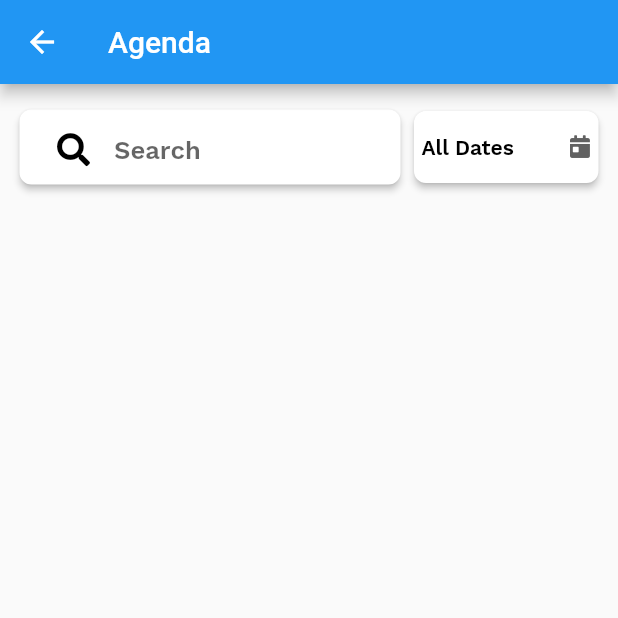
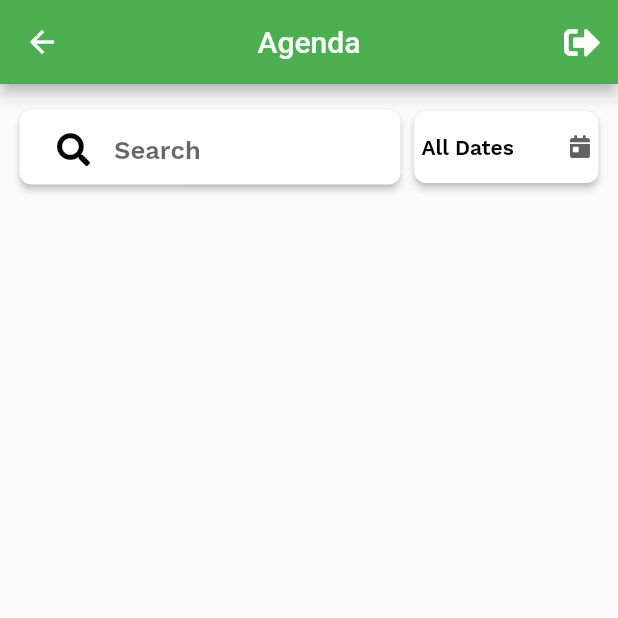
Before and after one commit to softeng-feup/open-cx-verdade-productions, a Flutter app: the Agenda screen opened directly, on a phone screen of 412 x 824 dp, the top half of it. Run offline on Flutter 3.47's test engine with Material 2 defaults, Android fonts, the phone set to English and light mode, and no system bars; our stand-ins replace cloud_firestore, firebase_auth, firebase_storage, flutter_spinkit, font_awesome_flutter, google_sign_in and 2 more; accounts and stored records are empty; project files that could hold a hidden picture were left out.

Commit message:
acho que está tudo resolvido

```diff
--- a/conferly/lib/models/user.dart
+++ b/conferly/lib/models/user.dart
@@ -5,5 +5,22 @@ class User {
   String description;
   String status;
   List<String> interests;
-  User({this.uid, this.email, this.name, this.description, this.status, this.interests});
+
+  User({
+    this.uid,
+    this.email,
+    this.name,
+    this.description,
+    this.status,
+    this.interests
+  });
+
+  User.defaultUser(String userUid, String userEmail, String userName) {
+    uid = userUid;
+    email = userEmail;
+    name = userName;
+    description = '';
+    status = 'Attendee';
+    interests = [];
+  }
 }
--- a/conferly/lib/screens/authenticate/login_register.dart
+++ b/conferly/lib/screens/authenticate/login_register.dart
@@ -2,6 +2,7 @@ import 'package:conferly/models/user.dart';
 import 'package:conferly/notifier/auth_notifier.dart';
 import 'package:conferly/services/auth.dart';
 import 'package:conferly/utils/snack_bar.dart';
+import 'package:conferly/widgets/loading.dart';
 import 'package:flutter/material.dart';
 import 'package:flutter/services.dart';
 import 'package:flutter_spinkit/flutter_spinkit.dart';
@@ -63,9 +64,7 @@ class _LoginRegisterPageState extends State<LoginRegisterPage> with SingleTicker
   Widget build(BuildContext context) {
     return loading ?  Scaffold(
       key: _scaffoldKey,
-      body: Center(
-        child: SpinKitWave(color: Colors.green, type: SpinKitWaveType.start),
-      ),
+      body: Loading()
     ) : Scaffold(
       key: _scaffoldKey,
       body: NotificationListener<OverscrollIndicatorNotification>(
--- a/conferly/lib/screens/createChat.dart
+++ b/conferly/lib/screens/createChat.dart
@@ -1,5 +1,6 @@
 import 'package:cloud_firestore/cloud_firestore.dart';
 import 'package:conferly/utils/chat.dart';
+import 'package:conferly/widgets/loading.dart';
 import 'package:firebase_storage/firebase_storage.dart';
 import 'package:flutter/material.dart';
 
@@ -129,9 +130,7 @@ class CreateChatState extends State<CreateChat> {
         builder: (context, snapshot) {
           if (!snapshot.hasData) {
             return Center(
-                child: CircularProgressIndicator(
-                    valueColor: AlwaysStoppedAnimation<Color>(
-                        Theme.of(context).accentColor)));
+                child: Loading());
           } else {
             return ListView.builder(
               padding: EdgeInsets.all(10.0),
--- a/conferly/lib/screens/detailChat.dart
+++ b/conferly/lib/screens/detailChat.dart
@@ -1,3 +1,4 @@
+import 'package:conferly/widgets/loading.dart';
 import 'package:firebase_storage/firebase_storage.dart';
 import 'package:flutter/material.dart';
 
@@ -71,9 +72,7 @@ class DetailChatState extends State<DetailChat> {
         builder: (context, snapshot) {
           if (!snapshot.hasData) {
             return Center(
-                child: CircularProgressIndicator(
-                    valueColor: AlwaysStoppedAnimation<Color>(
-                        Theme.of(context).accentColor)));
+                child: Loading());
           } else {
             listMessages = snapshot.data.documents;
             return ListView.builder(
--- a/conferly/lib/screens/events/agenda.dart
+++ b/conferly/lib/screens/events/agenda.dart
@@ -3,11 +3,13 @@ import 'package:conferly/models/event.dart';
 import 'package:conferly/notifier/auth_notifier.dart';
 import 'package:conferly/notifier/event_notifier.dart';
 import 'package:conferly/services/database.dart';
+import 'package:conferly/widgets/loading.dart';
 import 'package:flutter/material.dart';
 import 'package:conferly/services/auth.dart';
 import 'package:font_awesome_flutter/font_awesome_flutter.dart';
 import 'package:intl/intl.dart';
 import 'package:provider/provider.dart';
+import 'detailEvent.dart';
 import 'event_summary.dart';
 
 class Agenda extends StatefulWidget {
@@ -20,6 +22,7 @@ class AgendaState extends State<Agenda> {
   EventNotifier eventNotifier;
   AuthNotifier authNotifier;
   final GlobalKey<ScaffoldState> _scaffoldKey = new GlobalKey<ScaffoldState>();
+  bool loading;
 
   //search bar
   TextEditingController editingController = TextEditingController();
@@ -30,35 +33,10 @@ class AgendaState extends State<Agenda> {
   List<String> dates = List<String>();
   int _date;
 
-//  StreamBuilder(
-//  stream: Firestore.instance
-//      .collection('Chats')
-//      .document(chat.documentID)
-//      .collection('messages')
-//      .orderBy('time', descending: true)
-//      .limit(20)
-//      .snapshots(),
-//  builder: (context, snapshot) {
-//  if (!snapshot.hasData) {
-//  return Center(
-//  child: CircularProgressIndicator(
-//  valueColor: AlwaysStoppedAnimation<Color>(
-//  Theme.of(context).accentColor)));
-//  } else {
-//  listMessages = snapshot.data.documents;
-//  return ListView.builder(
-//  padding: EdgeInsets.all(10.0),
-//  itemBuilder: (context, index) =>
-//  buildMessage(index, snapshot.data.documents[index]),
-//  itemCount: snapshot.data.documents.length,
-//  reverse: true,
-//  controller: listScrollController,
-//  );
-//  }
-//  },
-//  ),
-
   Future<void> _eventsList(String uid) async {
+    setState(() {
+      loading = true;
+    });
     List<Event> e = await DatabaseService().getEventsFromUser(uid);
     eventNotifier.setEvents(e);
     List<Event> sorted = eventNotifier.eventList;
@@ -68,6 +46,9 @@ class AgendaState extends State<Agenda> {
       events.addAll(sorted);
     });
     _datesList();
+    setState(() {
+      loading = false;
+    });
   }
 
   void _datesList() {
@@ -94,16 +75,22 @@ class AgendaState extends State<Agenda> {
 
   @override
   Widget build(BuildContext context) {
-    _eventsList(authNotifier.user.uid);
-//    _filterSearchResults(editingController.text);
-//    _filterDateResults(dates[_date]);
-
     return new Scaffold(
       appBar: AppBar(
         title: Text('Agenda'),
+        centerTitle: true,
+        actions: <Widget>[
+          IconButton(
+              icon: Icon(
+                FontAwesomeIcons.signOutAlt,
+                color: Colors.white,
+              ),
+              onPressed: _signOut
+          )
+        ],
       ),
       key: _scaffoldKey,
-      body: Column(
+      body: loading ? Loading() : Column(
         children: <Widget>[
           Padding(
             padding: EdgeInsets.only(
@@ -207,43 +194,54 @@ class AgendaState extends State<Agenda> {
 
   Widget _showEvents() {
     return Expanded(
-      child: new StreamBuilder(
-        stream: Firestore.instance
-            .collection('Events')
-            .where("participants", arrayContains: authNotifier.user.uid)
-//            .orderBy('startDate')
-            .snapshots(),
-        builder: (context, snapshot) {
-          if (!snapshot.hasData) {
-            return Center(
-                child: CircularProgressIndicator(
-                    valueColor: AlwaysStoppedAnimation<Color>(
-                        Theme.of(context).accentColor)));
-          } else {
-//            listMessages = snapshot.data.documents;
-
-            List<DocumentSnapshot> listEvents;
-
-
-
-
-            return ListView.builder(
-              padding: EdgeInsets.all(10.0),
-              itemBuilder: (context, index) =>
-                  EventSummary(DatabaseService().eventDataFromSnapshot(snapshot.data.documents[index]), index),
-              itemCount: snapshot.data.documents.length,
-//              reverse: true,
-//              controller: listScrollController,
-            );
-          }
-        },
+      child: new Container(
+        child: new CustomScrollView(
+          scrollDirection: Axis.vertical,
+          shrinkWrap: false,
+          slivers: <Widget>[
+            new SliverPadding(
+              padding: const EdgeInsets.symmetric(vertical: 1.0),
+              sliver: new SliverList(
+                delegate: new SliverChildBuilderDelegate(
+                      (context, index) {
+                        return new GestureDetector(
+                          onTap: () {
+                            eventNotifier.currentEvent = eventNotifier.eventList[index];
+                            Navigator.of(context).push(
+                              new PageRouteBuilder(
+                                pageBuilder: (_, __, ___) => new DetailEvent(events[index], !events[index].participants.contains(authNotifier.user.uid)),
+                                transitionsBuilder: (context, animation, secondaryAnimation, child) =>
+                                new SlideTransition(position: Tween<Offset>(
+                                  begin: const Offset(1, 0),
+                                  end: Offset.zero,
+                                ).animate(animation), child: child),
+                              ) ,
+                            ).then((_) async {
+                              setState(() {
+                                loading = true;
+                              });
+                              await _eventsList(authNotifier.user.uid);
+                              setState(() {
+                                loading = false;
+                              });
+                            });
+                          },
+                          child: new EventSummary(events[index], index),
+                        );
+                      },
+                  childCount: events.length,
+                ),
+              ),
+            ),
+          ],
+        ),
       ),
     );
   }
 
   void _filterSearchResults(String query) {
     List<Event> dummySearchList = List<Event>();
-    dummySearchList = events;
+    dummySearchList = eventNotifier.eventList;
     if (query.isNotEmpty) {
       List<Event> dummyListData = List<Event>();
       dummySearchList.forEach((item) {
--- a/conferly/lib/screens/events/detailEvent.dart
+++ b/conferly/lib/screens/events/detailEvent.dart
@@ -49,7 +49,8 @@ class DetailEventState extends State<DetailEvent> {
           ),
         ),
       ),
-      body: Center(
+      body: SingleChildScrollView(
+        child: Center(
 //          crossAxisAlignment: CrossAxisAlignment.stretch,
           child: Column(
             children: <Widget>[
@@ -203,7 +204,7 @@ class DetailEventState extends State<DetailEvent> {
             ],
           )
       ),
-
+      ),
     );
   }
 
--- a/conferly/lib/screens/forum.dart
+++ b/conferly/lib/screens/forum.dart
@@ -1,6 +1,7 @@
 import 'package:cloud_firestore/cloud_firestore.dart';
 import 'package:conferly/main.dart';
 import 'package:conferly/widgets/BubbleForum.dart';
+import 'package:conferly/widgets/loading.dart';
 import 'package:flutter/material.dart';
 import 'package:flutter/widgets.dart';
 
@@ -57,9 +58,7 @@ class ForumState extends State<Forum> {
         builder: (context, snapshot) {
           if (!snapshot.hasData) {
             return Center(
-                child: CircularProgressIndicator(
-                    valueColor: AlwaysStoppedAnimation<Color>(
-                        Theme.of(context).accentColor)));
+                child: Loading());
           } else {
             return ListView.separated(
               separatorBuilder: (context, index) => Divider(
--- a/conferly/lib/services/database.dart
+++ b/conferly/lib/services/database.dart
@@ -44,6 +44,11 @@ class DatabaseService {
     return _userDataFromSnapshot(snapshot);
   }
 
+  Future<bool> userExists(String uid) async {
+    DocumentSnapshot snapshot = await Firestore.instance.collection('Users').document(uid).get();
+    return snapshot.exists;
+  }
+
   Future<List<Event>> getEvents() async {
     QuerySnapshot snapshot = await Firestore.instance.collection('Events').getDocuments();
     List<Event> _eventList = [];
--- a/conferly/lib/widgets/loading.dart
+++ b/conferly/lib/widgets/loading.dart
@@ -6,7 +6,7 @@ class Loading extends StatelessWidget {
   @override
   Widget build(BuildContext context) {
     return Center(
-      child: SpinKitWave(color: Colors.green, type: SpinKitWaveType.start),
+      child: SpinKitWave(color: Theme.of(context).accentColor, type: SpinKitWaveType.start),
     );
   }
 }
```
Also changed, not shown: conferly/lib/main.dart (+6 -3 lines), conferly/lib/screens/chat.dart (+5 -3 lines), conferly/lib/screens/editProfile.dart (+2 -5 lines), conferly/lib/screens/events/calendar.dart (+34 -17 lines), conferly/lib/screens/events/event_summary.dart (+1 -19 lines), conferly/lib/screens/profile.dart (+25 -4 lines), conferly/lib/services/auth.dart (+12 -6 lines).
